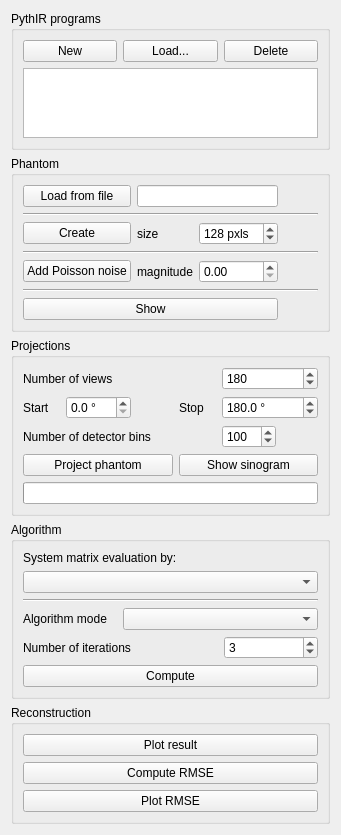
First picture: the form in src/gui/ui/pythirsidewidget.ui, repository pylipp/pythir, before the edit.
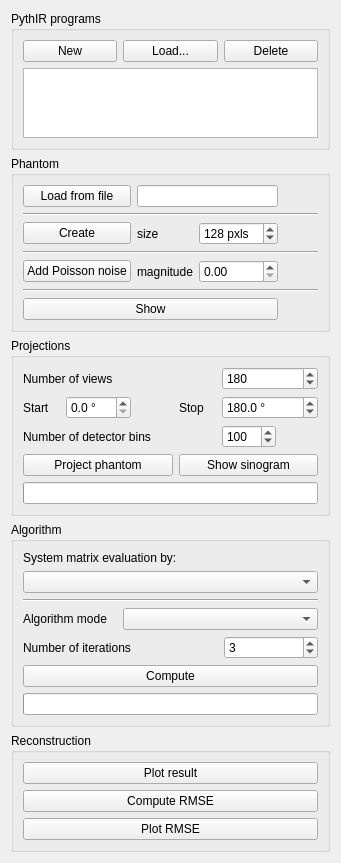
Second picture: the form after the edit.

Commit message: Added progressbar during algorithm computation. Introduced setupHandlerAndThread() function. Still not satisfying, maybe use QThreadPool.

What changed in the file:
```diff
--- a/src/gui/ui/pythirsidewidget.ui
+++ b/src/gui/ui/pythirsidewidget.ui
@@ -7,7 +7,7 @@
     <x>0</x>
     <y>0</y>
     <width>341</width>
-    <height>832</height>
+    <height>861</height>
    </rect>
   </property>
   <property name="windowTitle">
@@ -370,6 +370,16 @@
       <item row="1" column="0" colspan="3">
        <widget class="QComboBox" name="comboBoxSmMode"/>
       </item>
+      <item row="6" column="0" colspan="3">
+       <widget class="QProgressBar" name="progressBarComputing">
+        <property name="value">
+         <number>0</number>
+        </property>
+        <property name="textVisible">
+         <bool>false</bool>
+        </property>
+       </widget>
+      </item>
      </layout>
     </widget>
    </item>
```
Left out of the diff: 14 changed lines with no effect on the pictures. The commit also changes 1 other file.
